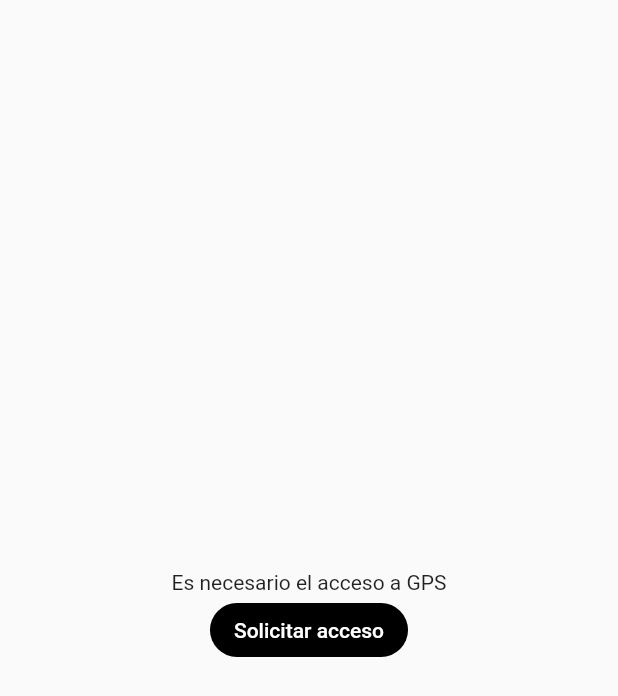
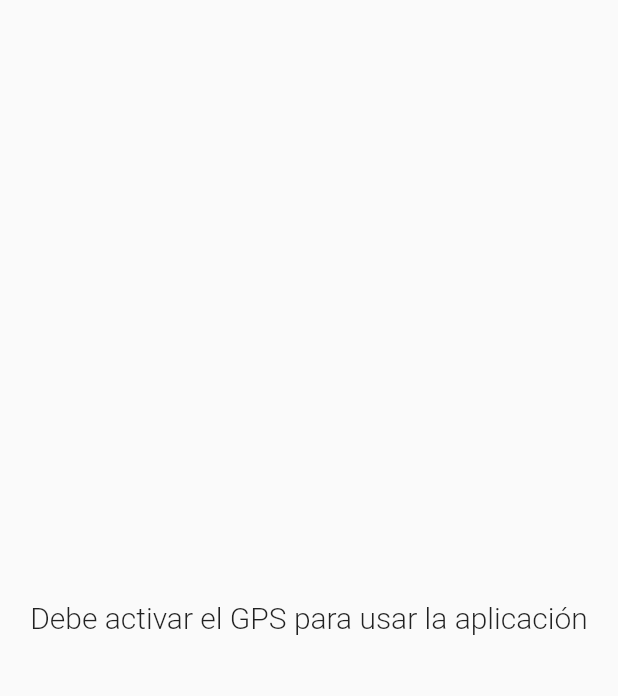
Before and after one commit to albertodiaz28/maps_app, a Flutter app: the screen it shows after launch, on a phone screen of 412 x 824 dp. Shown: the top 696 px of the screen. Run offline on Flutter 3.47's test engine with Material 2 defaults, Android fonts, the phone set to English and light mode, and no system bars; our stand-ins replace bloc, equatable, flutter_bloc.

```diff
--- a/lib/screens/gps_access_screen.dart
+++ b/lib/screens/gps_access_screen.dart
@@ -1,4 +1,7 @@
 import 'package:flutter/material.dart';
+import 'package:flutter_bloc/flutter_bloc.dart';
+
+import '../blocs/blocs.dart';
 
 
 class GpsAccessScreen extends StatelessWidget {
@@ -7,7 +10,13 @@ class GpsAccessScreen extends StatelessWidget {
   Widget build(BuildContext context) {
     return Scaffold(
       body: Center(
-        child: _AccessButton(),
+        child: BlocBuilder<GpsBloc, GpsState>(
+          builder: (context, state) {
+            return !state.isGpsEnabled
+              ? const _EnableGpsMessage()
+              : const _AccessButton();
+          },
+        )
      ),
    );
   }
@@ -46,7 +55,7 @@ class _EnableGpsMessage extends StatelessWidget {
   Widget build(BuildContext context) {
     return const Text(
       'Debe activar el GPS para usar la aplicación',
-      style: TextStyle( fontSize: 25, fontWeight: FontWeight.w300),
+      style: TextStyle( fontSize: 20, fontWeight: FontWeight.w300),
     );
   }
 }
```
Also changed, not shown: lib/main.dart (+12 -1 lines), 1 other file.
